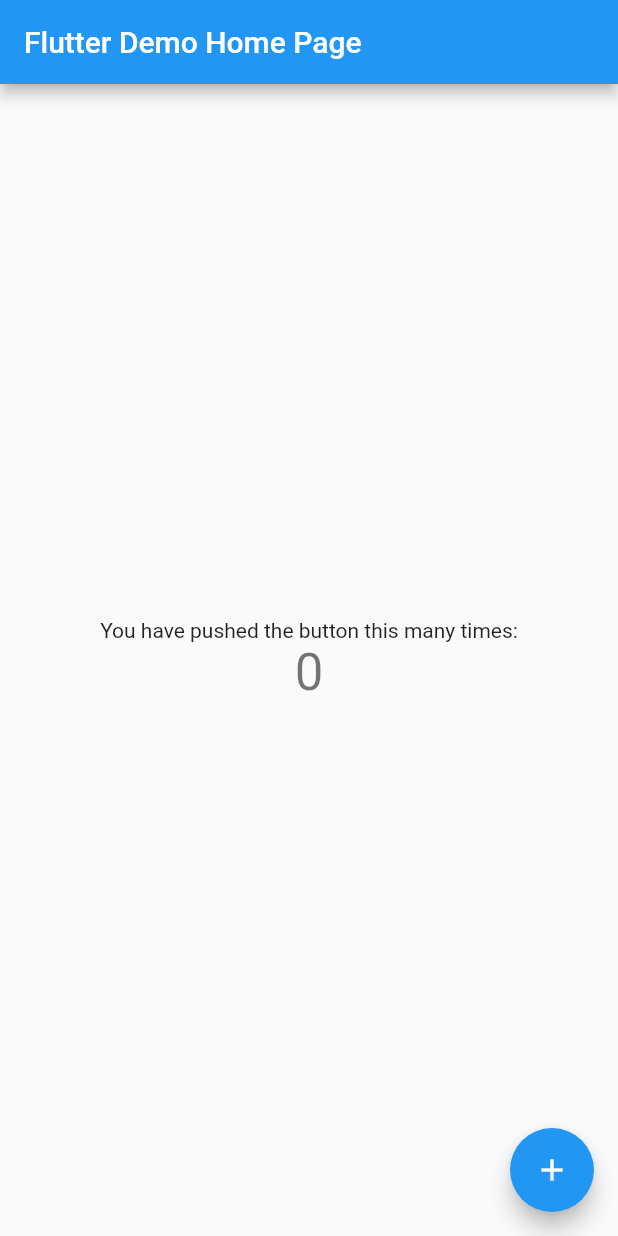
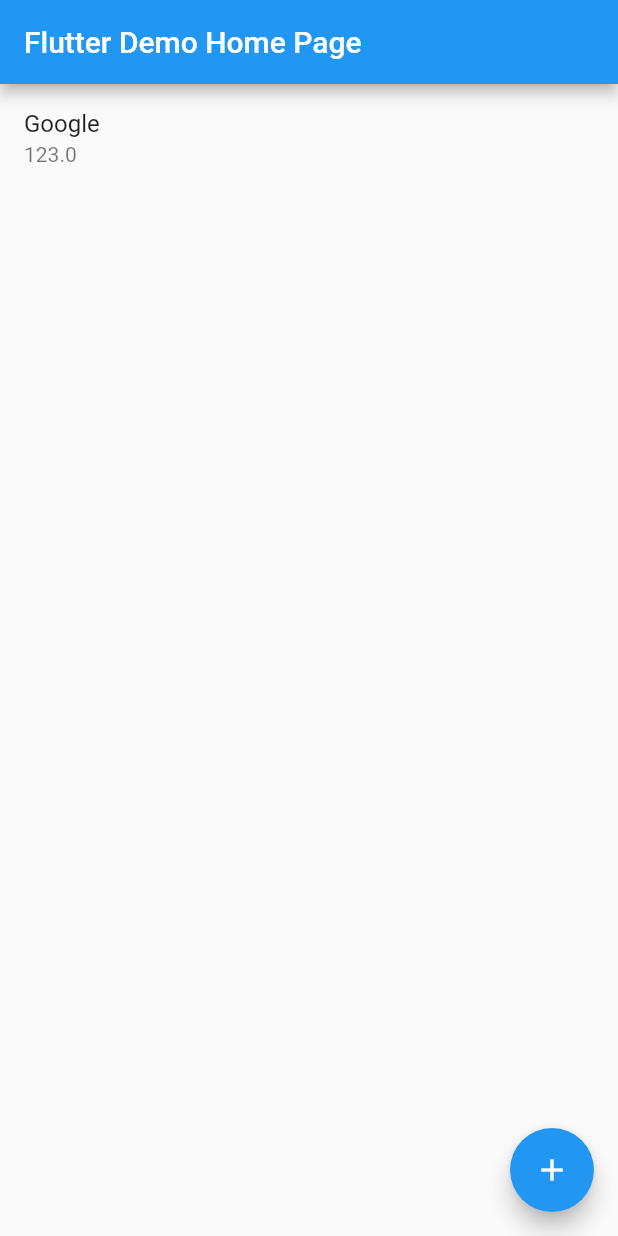
Before and after one commit to ChrisTowles/flutter_kata_stock-tracker, a Flutter app: the screen it shows after launch, on a phone screen of 412 x 824 dp. Run offline on Flutter 3.47's test engine with Material 2 defaults, Android fonts, the phone set to English and light mode, and no system bars; our stand-ins replace rxdart; network calls fail.

Commit message:
not bad for 3rd time.

```diff
--- a/lib/main.dart
+++ b/lib/main.dart
@@ -1,13 +1,27 @@
 import 'package:flutter/material.dart';
+import 'package:flutter_kata_stocktracker/src/stock_bloc.dart';
+import 'package:flutter_kata_stocktracker/src/stock_model.dart';
+import 'package:flutter_kata_stocktracker/src/stock_provider.dart';
 
-void main() => runApp(new MyApp());
+void main() {
+
+final bloc = StocksBloc ();
+   runApp(new MyApp(bloc:bloc));
+}
 
 class MyApp extends StatelessWidget {
+
+  final  StocksBloc bloc;
+  MyApp({Key key, this.bloc}) : super(key: key);
+
+
   // This widget is the root of your application.
   @override
   Widget build(BuildContext context) {
-    return new MaterialApp(
-      title: 'Flutter Demo',
+
+    return StocksProvider(
+          child: new MaterialApp(
+        title: 'Kata - stock tracker',
         theme: new ThemeData(
           // This is the theme of your application.
           //
@@ -20,44 +34,28 @@ class MyApp extends StatelessWidget {
           primarySwatch: Colors.blue,
         ),
         home: new MyHomePage(title: 'Flutter Demo Home Page'),
+      ),
     );
+
   }
 }
 
-class MyHomePage extends StatefulWidget {
+
+
+
+
+class MyHomePage extends StatelessWidget {
+
+
+  final String title;
    MyHomePage({Key key, this.title}) : super(key: key);
 
-  // This widget is the home page of your application. It is stateful, meaning
-  // that it has a State object (defined below) that contains fields that affect
-  // how it looks.
-
-  // This class is the configuration for the state. It holds the values (in this
-  // case the title) provided by the parent (in this case the App widget) and
-  // used by the build method of the State. Fields in a Widget subclass are
-  // always marked "final".
-
-  final String title;
-
-  @override
-  _MyHomePageState createState() => new _MyHomePageState();
-}
-
-class _MyHomePageState extends State<MyHomePage> {
-  int _counter = 0;
-
-  void _incrementCounter() {
-    setState(() {
-      // This call to setState tells the Flutter framework that something has
-      // changed in this State, which causes it to rerun the build method below
-      // so that the display can reflect the updated values. If we changed
-      // _counter without calling setState(), then the build method would not be
-      // called again, and so nothing would appear to happen.
-      _counter++;
-    });
-  }
 
   @override
   Widget build(BuildContext context) {
+
+    final bloc = StocksProvider.of(context);
+
     // This method is rerun every time setState is called, for instance as done
     // by the _incrementCounter method above.
     //
@@ -68,39 +66,26 @@ class _MyHomePageState extends State<MyHomePage> {
       appBar: new AppBar(
         // Here we take the value from the MyHomePage object that was created by
         // the App.build method, and use it to set our appbar title.
-        title: new Text(widget.title),
+        title: new Text(title),
       ),
-      body: new Center(
-        // Center is a layout widget. It takes a single child and positions it
-        // in the middle of the parent.
-        child: new Column(
-          // Column is also layout widget. It takes a list of children and
-          // arranges them vertically. By default, it sizes itself to fit its
-          // children horizontally, and tries to be as tall as its parent.
-          //
-          // Invoke "debug paint" (press "p" in the console where you ran
-          // "flutter run", or select "Toggle Debug Paint" from the Flutter tool
-          // window in IntelliJ) to see the wireframe for each widget.
-          //
-          // Column has various properties to control how it sizes itself and
-          // how it positions its children. Here we use mainAxisAlignment to
-          // center the children vertically; the main axis here is the vertical
-          // axis because Columns are vertical (the cross axis would be
-          // horizontal).
-          mainAxisAlignment: MainAxisAlignment.center,
-          children: <Widget>[
-            new Text(
-              'You have pushed the button this many times:',
-            ),
-            new Text(
-              '$_counter',
-              style: Theme.of(context).textTheme.display1,
-            ),
-          ],
-        ),
-      ),
+      body: StreamBuilder<List<stockModel>>(
+                stream: bloc.stocks,
+                initialData: List<stockModel>(),
+                builder: (context, snapshot) {
+                  if (snapshot.data != null &&
+                      snapshot.data.isNotEmpty &&
+                      snapshot.data.first != null) {
+                    return Scrollbar(
+                        child: ListView(
+                            children: snapshot.data.map((_) {
+                      return ListTile(
+                          title: Text(_.stockName), subtitle: Text(_.price.toString()));
+                    }).toList()));
+                  }
+                  return Text("Loading");
+                }),
       floatingActionButton: new FloatingActionButton(
-        onPressed: _incrementCounter,
+        onPressed: null,
         tooltip: 'Increment',
         child: new Icon(Icons.add),
       ), // This trailing comma makes auto-formatting nicer for build methods.
--- /dev/null
+++ b/lib/src/stock_bloc.dart
@@ -0,0 +1,38 @@
+import 'dart:async';
+import 'dart:collection';
+
+import 'package:flutter_kata_stocktracker/src/stock_model.dart';
+import 'package:rxdart/rxdart.dart';
+import 'package:http/http.dart' as http;
+
+class StocksBloc {
+  final _stocksController = BehaviorSubject<List<stockModel>>();
+  Stream<List<stockModel>> get stocks => _stocksController.stream;
+
+  var _stocks = List<stockModel>();
+
+  StocksBloc() {
+    var s1 = stockModel();
+    s1.stockName = "Google";
+    s1.price = 123.0;
+    _stocks.add(s1);
+    _stocksController.add(_stocks);
+
+    _getStock("AAPL").then((x) {
+      _stocks.add(x);
+      _stocksController.add(_stocks);
+    });
+  }
+
+  Future<stockModel> _getStock(String id) async {
+    final url =
+        "https://api.iextrading.com/1.0/stock/$id/batch?types=quote&last=1";
+    final reponse = await http.get(url);
+    if (reponse.statusCode == 200) {
+      var s = new stockModel();
+      s.stockName = id;
+      return s;
+    }
+    throw ("connection failed");
+  }
+}
--- /dev/null
+++ b/lib/src/stock_model.dart
@@ -0,0 +1,4 @@
+class stockModel {
+  String stockName = "";
+  double price = 0.0;
+}
--- /dev/null
+++ b/lib/src/stock_provider.dart
@@ -0,0 +1,31 @@
+
+import 'package:flutter/widgets.dart';
+import 'package:flutter_kata_stocktracker/src/stock_bloc.dart';
+
+/// This is an InheritedWidget that wraps around [example]. Think about this
+/// as Scoped Model for that specific class.
+///
+/// This merely solves the "passing reference down the tree" problem for us.
+/// You can solve this in other ways, like through dependency injection.
+///
+/// Also note that this does not call [StocksBloc.dispose]. If your app
+/// ever doesn't need to access the cart, you should make sure it's
+/// disposed of properly.
+///
+class StocksProvider extends InheritedWidget {
+  final StocksBloc stocksBloc;
+
+  StocksProvider({
+    Key key,
+    StocksBloc stocksBloc,
+    Widget child,
+  })  : stocksBloc = stocksBloc ?? StocksBloc(),
+        super(key: key, child: child);
+
+  @override
+  bool updateShouldNotify(InheritedWidget oldWidget) => true;
+
+  static StocksBloc of(BuildContext context) =>
+      (context.inheritFromWidgetOfExactType(StocksProvider) as StocksProvider)
+          .stocksBloc;
+}
--- a/pubspec.yaml
+++ b/pubspec.yaml
@@ -16,6 +16,7 @@ dependencies:
   # The following adds the Cupertino Icons font to your application.
   # Use with the CupertinoIcons class for iOS style icons.
   cupertino_icons: ^0.1.2
+  rxdart: ^0.18.1
 
 dev_dependencies:
   flutter_test:
```
Also changed, not shown: pubspec.lock. Lines whose indentation alone changed are shown as unchanged.
